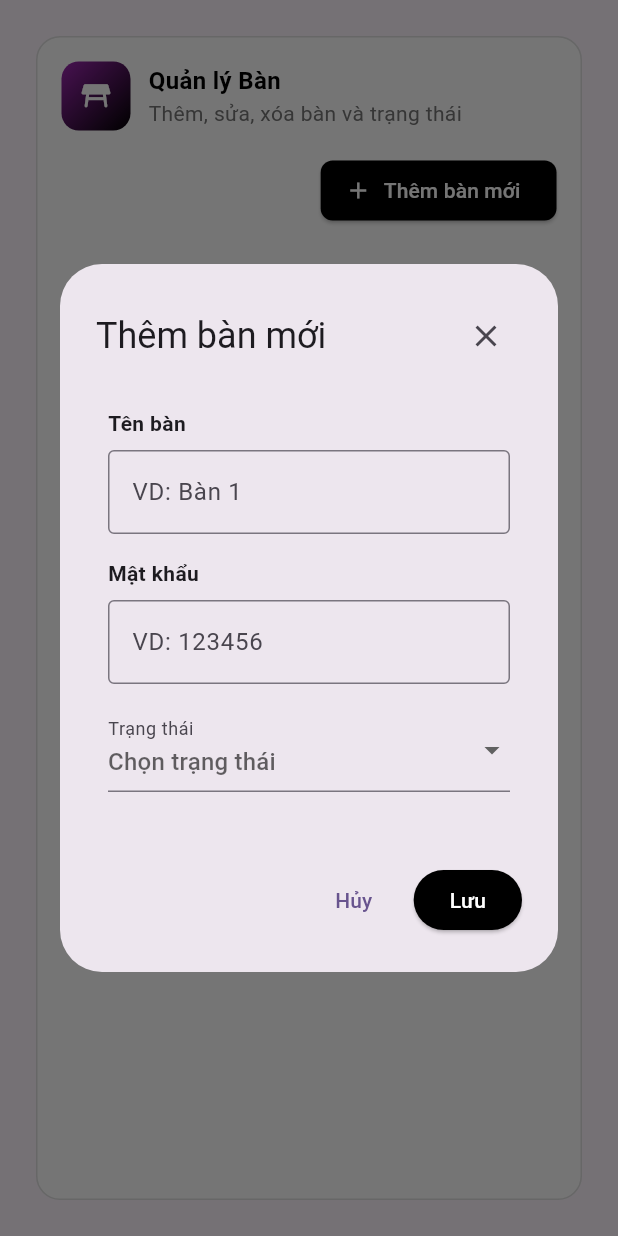
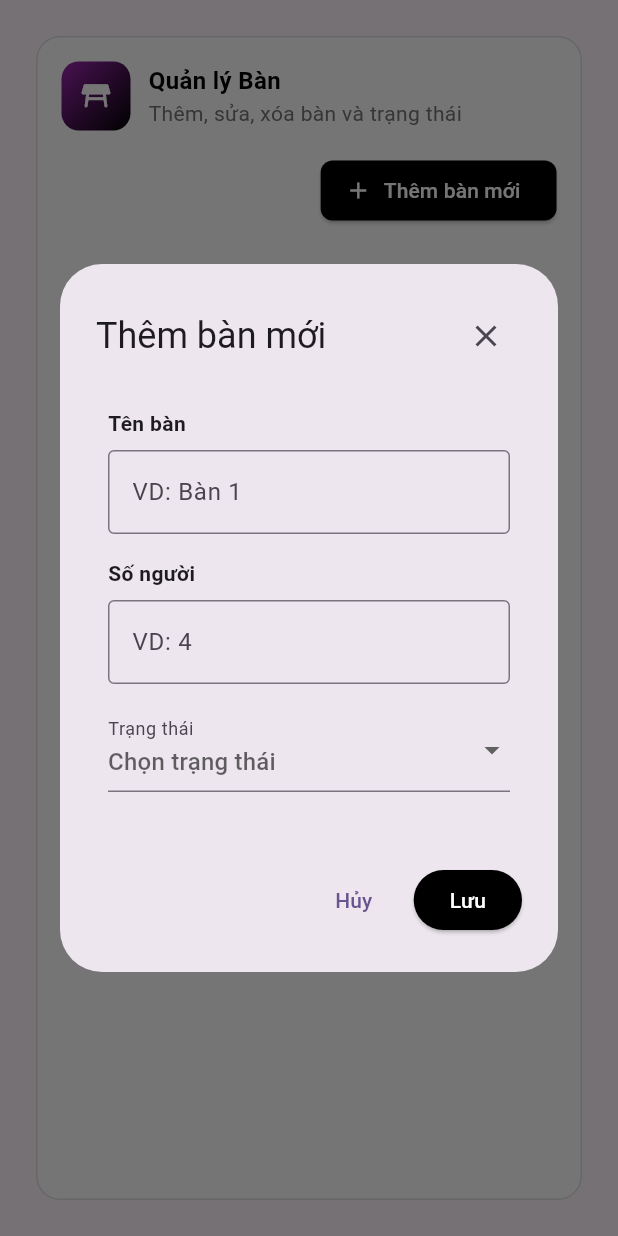
Before and after one commit to Comotcaiten/smart_hotpot_manager, a Flutter app: the AdminTableScreen widget shown alone on an empty page, opened directly, after a tap on "Thêm bàn mới", on a phone screen of 412 x 824 dp. Run offline on Flutter 3.47's test engine with Material 3 defaults, Android fonts, the phone set to English and light mode, and no system bars; our stand-ins replace cloud_firestore, firebase_auth, firebase_core; accounts and stored records are empty.

Commit message:
Update admin_table_screen.dart

```diff
--- a/lib/screens/admin/admin_table_screen.dart
+++ b/lib/screens/admin/admin_table_screen.dart
@@ -308,8 +308,8 @@ class _AdminTableScreenState extends State<AdminTableScreen> {
 
             // 2. Mật khẩu
             FormFieldDataText(
-              label: "Mật khẩu",
-              hintText: "VD: 123456",
+              label: "Số người",
+              hintText: "VD: 4",
               controller: _seatsController,
               keyboardType: TextInputType.number,
               validator: (value) {
```
